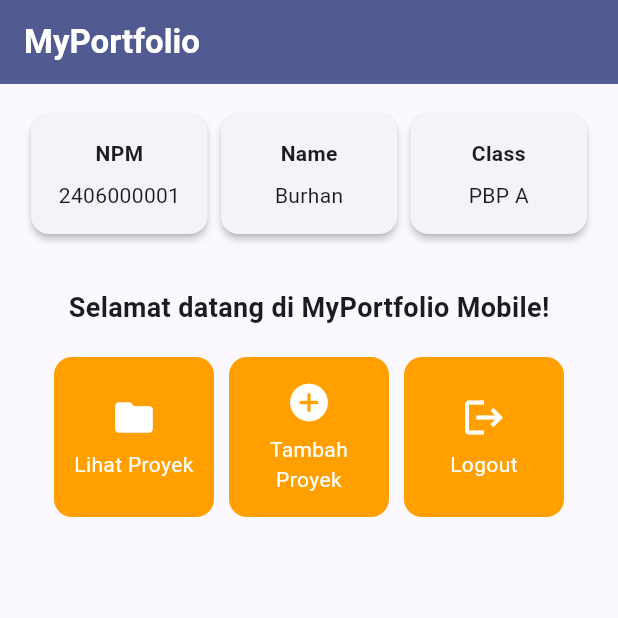
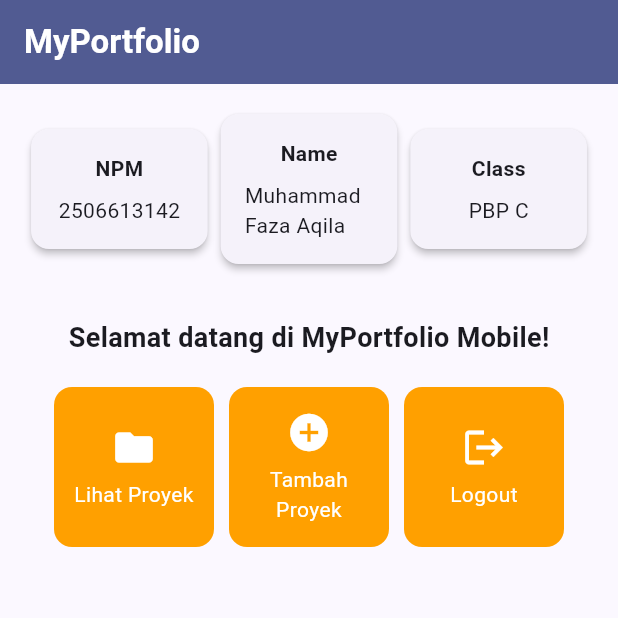
Before and after one commit to fazaaqila09/myportofolio_mobile, a Flutter app: the screen it shows after launch, on a phone screen of 412 x 824 dp, the top half of it. Run offline on Flutter 3.47's test engine with Material 3 defaults, Android fonts, the phone set to English and light mode, and no system bars.

Commit message:
feat: tampilkan NPM, nama, dan kelas pada InfoCard

```diff
--- a/lib/menu.dart
+++ b/lib/menu.dart
@@ -3,9 +3,9 @@ import 'package:flutter/material.dart';
 class MyHomePage extends StatelessWidget {
   MyHomePage({super.key});
 
-  final String npm = "2406000001";
-  final String nama = "Burhan";
-  final String kelas = "PBP A";
+  final String npm = "2506613142";
+  final String nama = "Muhammad Faza Aqila";
+  final String kelas = "PBP C";
 
   final List<ItemHomepage> items = [
     ItemHomepage("Lihat Proyek", Icons.folder),
```
